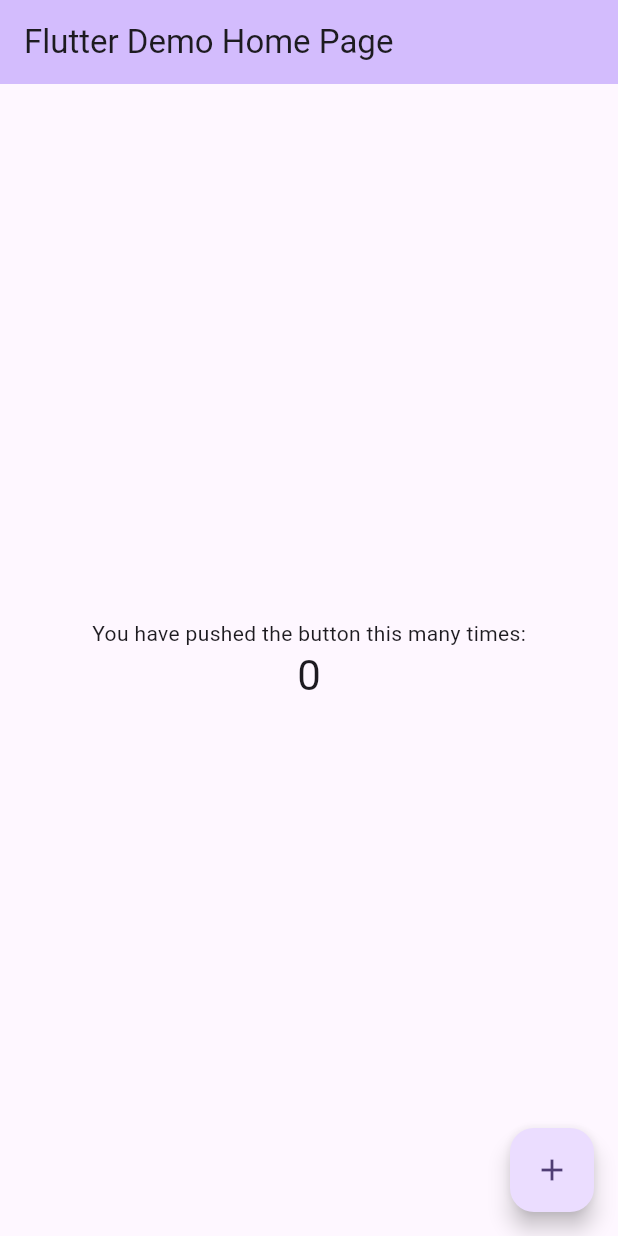
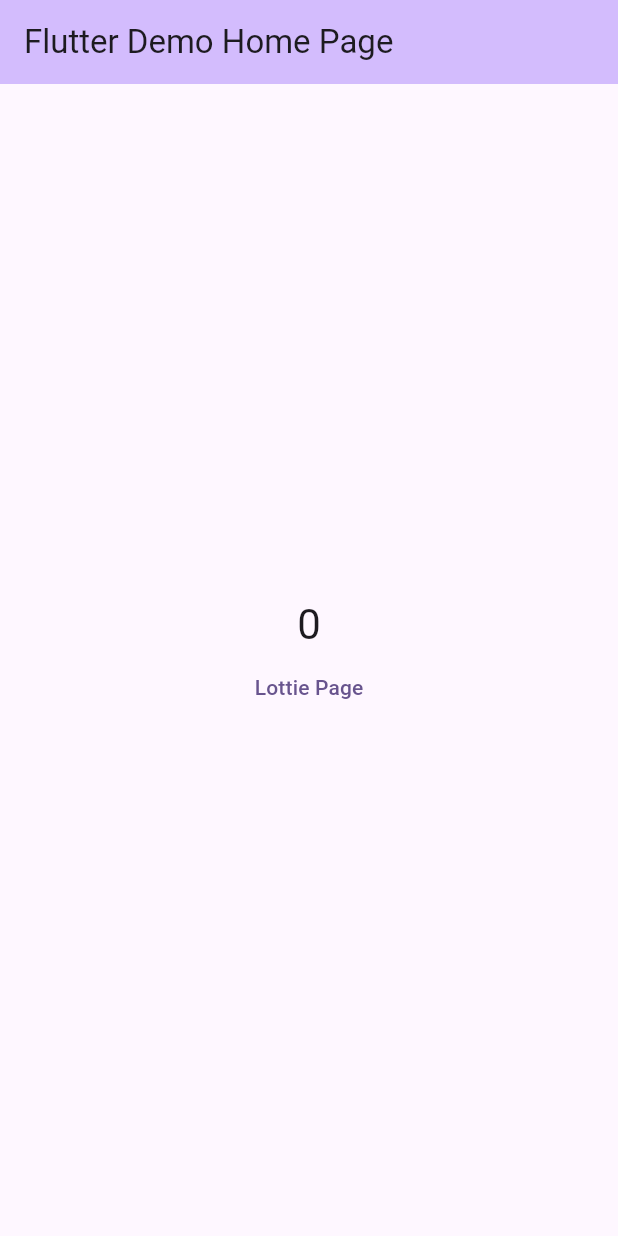
Before and after one commit to NoelSaludo/FlutterAnimationDemo, a Flutter app: the screen it shows after launch, on a phone screen of 412 x 824 dp. Run offline on Flutter 3.47's test engine with Material 3 defaults, Android fonts, the phone set to English and light mode, and no system bars.

Commit message:
Implemented LottiePage class and removed unnecessary features

```diff
--- a/lib/Widget/Home.dart
+++ b/lib/Widget/Home.dart
@@ -1,7 +1,9 @@
 import 'package:flutter/material.dart';
+import 'package:flutteranimationdemo/shared/ButtonBuilder.dart';
 
 class MyHomePage extends StatefulWidget {
   const MyHomePage({super.key, required this.title});
+
   final String title;
 
   @override
@@ -11,11 +13,7 @@ class MyHomePage extends StatefulWidget {
 class _MyHomePageState extends State<MyHomePage> {
   int _counter = 0;
 
-  void _incrementCounter() {
-    setState(() {
-      _counter++;
-    });
-  }
+  ButtonBuilder buttonBuilder = ButtonBuilder();
 
   @override
   Widget build(BuildContext context) {
@@ -29,20 +27,23 @@ class _MyHomePageState extends State<MyHomePage> {
         child: Column(
           mainAxisAlignment: MainAxisAlignment.center,
           children: <Widget>[
-            const Text('You have pushed the button this many times:'),
             Text(
               '$_counter',
               style: Theme.of(context).textTheme.headlineMedium,
             ),
+            buttonBuilder.BuildButtonToLottie(context),
           ],
         ),
       ),
-
-      floatingActionButton: FloatingActionButton(
-        onPressed: _incrementCounter,
-        tooltip: 'Increment',
-        child: const Icon(Icons.add),
-      ), // This trailing comma makes auto-formatting nicer for build methods.
     );
   }
 }
+
+class LottiePage extends StatelessWidget {
+  @override
+  Widget build(BuildContext context) {
+    return Scaffold(
+      body: Center(child: ButtonBuilder().BuildBackElivatedButton(context)),
+    );
+  }
+}
```
